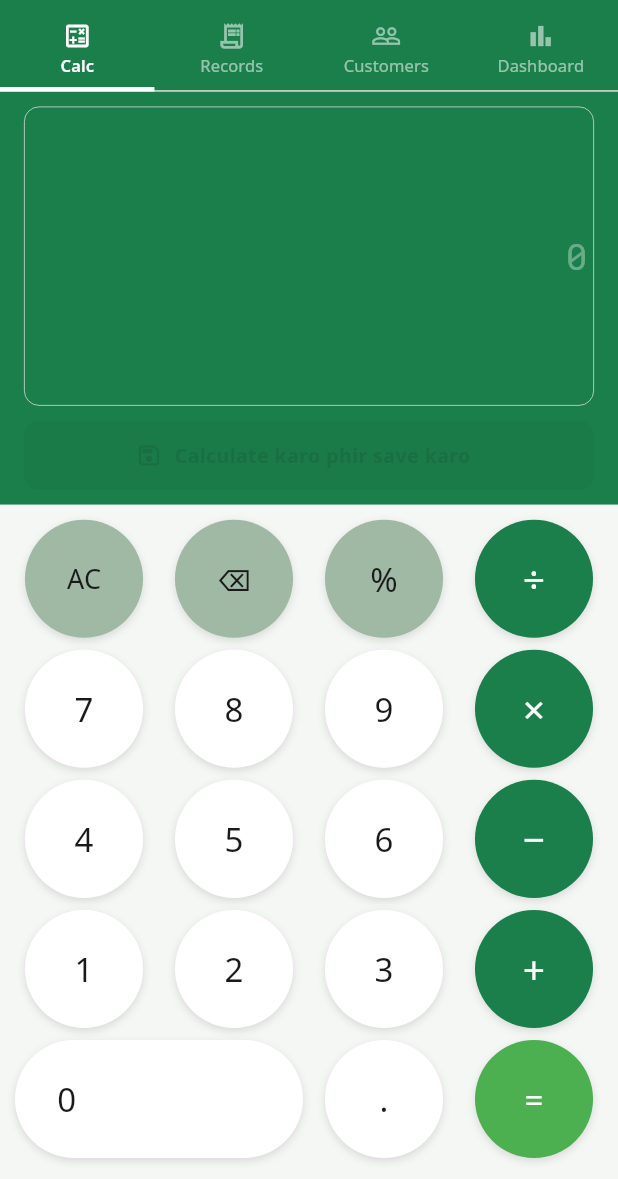
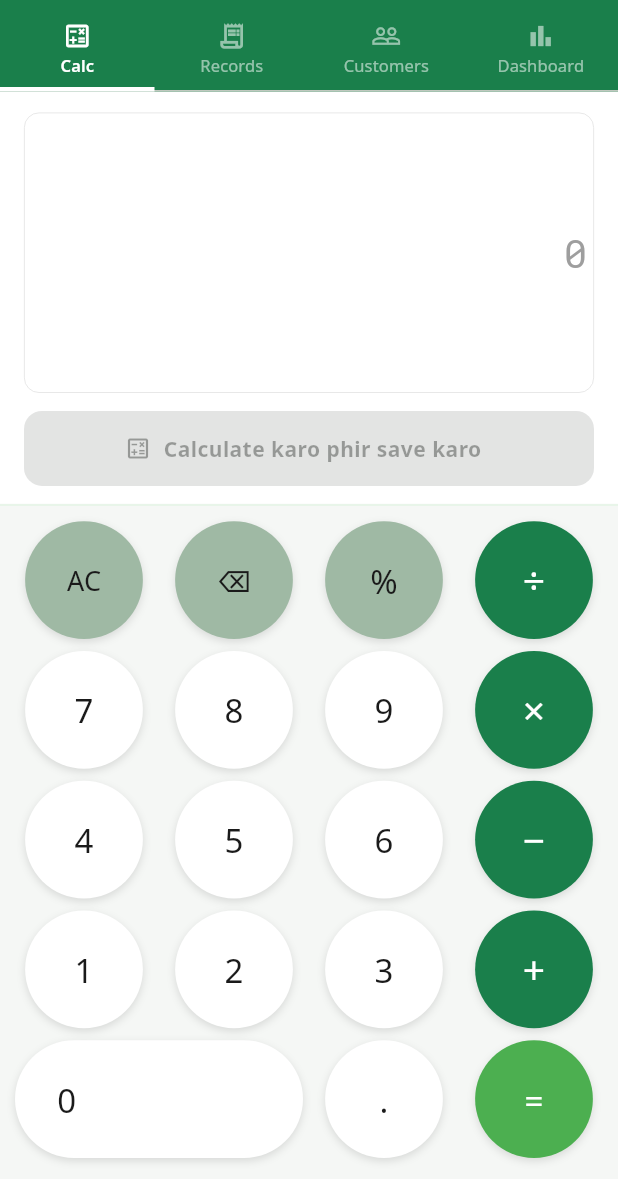
Before and after one commit to Shaxtan/bikri-book, a Flutter app: the HomePage screen opened directly, on a phone screen of 412 x 824 dp, the part 57-1236 px from its top. Run offline on Flutter 3.47's test engine with Material 3 defaults, Android fonts, the phone set to English and light mode, and no system bars; our stand-ins replace cloud_firestore, connectivity_plus, firebase_auth, firebase_core, flutter_riverpod, google_fonts and 5 more; missing offline and left inert: excel, universal_html; accounts and stored records are empty.

Commit message:
calculator design changes

```diff
--- a/lib/features/calculator/presentation/pages/calculator_page.dart
+++ b/lib/features/calculator/presentation/pages/calculator_page.dart
@@ -59,8 +59,7 @@ class _CalculatorPageState extends ConsumerState<CalculatorPage> {
     final saved =
         await SaveBottomSheet.show(context, calc.saveAmount);
     if (saved && context.mounted) {
-      final newTotal =
-          ref.read(transactionProvider).todayTotal;
+      final newTotal = ref.read(transactionProvider).todayTotal;
       ScaffoldMessenger.of(context).showSnackBar(
         SnackBar(
           content: Text(
@@ -83,7 +82,7 @@ class _CalculatorPageState extends ConsumerState<CalculatorPage> {
 
     return Column(
       children: [
-        // ── Display (green area) ───────────────────────────────
+        // ── Display (white area) ───────────────────────────────
         Expanded(
           flex: 38,
           child: _Display(
@@ -93,7 +92,13 @@ class _CalculatorPageState extends ConsumerState<CalculatorPage> {
           ),
         ),
 
-        // ── Keypad (white/grey area) ───────────────────────────
+        // ── Thin divider ───────────────────────────────────────
+        Container(
+          height: 1.5,
+          color: AppColors.primaryPale,
+        ),
+
+        // ── Keypad (light grey area) ───────────────────────────
         Expanded(
           flex: 62,
           child: Container(
@@ -120,31 +125,15 @@ class _Display extends StatelessWidget {
   final TextEditingController exprCtrl;
   final VoidCallback onSave;
 
-  double _resultSize(String val, bool big) {
-    final len = val.length;
-    if (big) {
-      if (len <= 6) return 52;
-      if (len <= 9) return 40;
-      if (len <= 12) return 30;
-      return 24;
-    }
-    if (len <= 8) return 30;
-    if (len <= 12) return 24;
-    return 20;
-  }
-
   @override
   Widget build(BuildContext context) {
-    final hasResult = calc.liveResult.isNotEmpty;
-    final isFinal = calc.justCalculated;
-
     return Container(
-      color: AppColors.calcBackground,
-      padding: const EdgeInsets.fromLTRB(16, 10, 16, 10),
+      color: Colors.white,
+      padding: const EdgeInsets.fromLTRB(16, 14, 16, 12),
       child: Column(
         crossAxisAlignment: CrossAxisAlignment.end,
         children: [
-          // ── Expression — full expression with cursor ─────────
+          // ── Full expression with cursor ──────────────────────
           Expanded(
             child: TextField(
               controller: exprCtrl,
@@ -155,95 +144,63 @@ class _Display extends StatelessWidget {
               maxLines: null,
               expands: true,
               style: GoogleFonts.robotoMono(
-    color: isFinal
-        ? Colors.white.withOpacity(0.6)
-        : Colors.white,
-    fontSize: 24,
+                color: AppColors.textPrimary,
+                fontSize: 26,
                 height: 1.4,
               ),
               decoration: InputDecoration(
                 border: InputBorder.none,
                 isDense: true,
                 contentPadding: EdgeInsets.zero,
-    filled: false,                        // ← ADD THIS LINE
+                filled: false,
                 hintText: '0',
                 hintStyle: GoogleFonts.robotoMono(
-      color: Colors.white.withOpacity(0.35),
-      fontSize: 24,
+                  color: AppColors.textTertiary,
+                  fontSize: 26,
                 ),
               ),
             ),
           ),
 
-          // ── Live result / final answer ───────────────────────
-          if (hasResult) ...[
-            const SizedBox(height: 4),
-            Row(
-              mainAxisAlignment: MainAxisAlignment.end,
-              crossAxisAlignment: CrossAxisAlignment.baseline,
-              textBaseline: TextBaseline.alphabetic,
-              children: [
-                Text(
-                  '= ',
-                  style: TextStyle(
-                    color: Colors.white.withOpacity(0.45),
-                    fontSize: isFinal ? 28 : 20,
-                    fontFamily: 'RobotoMono',
-                  ),
-                ),
-                Flexible(
-                  child: Text(
-                    calc.liveResult,
-                    style: GoogleFonts.robotoMono(
-                      color: isFinal
-                          ? Colors.white
-                          : Colors.white.withOpacity(0.65),
-                      fontSize: _resultSize(
-                          calc.liveResult, isFinal),
-                      fontWeight: isFinal
-                          ? FontWeight.w400
-                          : FontWeight.w300,
-                    ),
-                    textAlign: TextAlign.right,
-                    maxLines: 1,
-                    overflow: TextOverflow.ellipsis,
-                  ),
-                ),
-              ],
-            ),
-          ],
+          const SizedBox(height: 12),
 
-          const SizedBox(height: 10),
-
-          // ── Save button ─────────────────────────────────────
-          AnimatedOpacity(
-            opacity: calc.canSave ? 1.0 : 0.38,
-            duration: const Duration(milliseconds: 200),
-            child: SizedBox(
+          // ── Save button — result shown here only ─────────────
+          SizedBox(
   width: double.infinity,
-              height: 46,
+  height: 50,
   child: ElevatedButton.icon(
     onPressed: calc.canSave ? onSave : null,
-                icon: const Icon(Icons.save_outlined, size: 18),
+    icon: Icon(
+      calc.canSave
+          ? Icons.save_outlined
+          : Icons.calculate_outlined,
+      size: 18,
+    ),
     label: Text(
       calc.canSave
           ? 'SAVE KAR  —  ₹${CurrencyFormatter.formatCompact(calc.saveAmount)}'
           : 'Calculate karo phir save karo',
       style: GoogleFonts.notoSans(
-                    fontSize: 13,
+        fontSize: 14,
         fontWeight: FontWeight.w700,
         letterSpacing: 0.3,
       ),
     ),
     style: ElevatedButton.styleFrom(
-                  backgroundColor: AppColors.calcButtonEq,
-                  foregroundColor: Colors.white,
+  backgroundColor: calc.canSave
+      ? AppColors.primary
+      : AppColors.primaryPale,
+  foregroundColor: calc.canSave
+      ? Colors.white
+      : AppColors.primary,
+  elevation: 0,
   shape: RoundedRectangleBorder(
-                      borderRadius: BorderRadius.circular(10)),
+    borderRadius: BorderRadius.circular(12),
   ),
 ),
     ),
   ),
+// ),
         ],
       ),
     );
```
Lines whose indentation alone changed are shown as unchanged.
